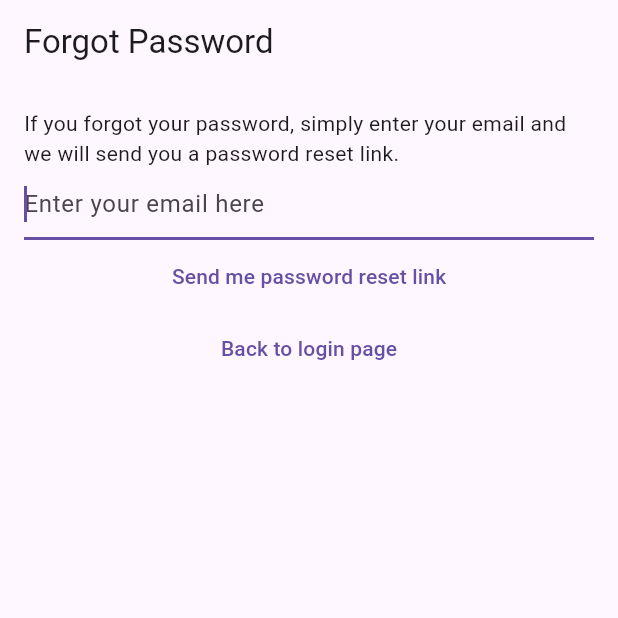
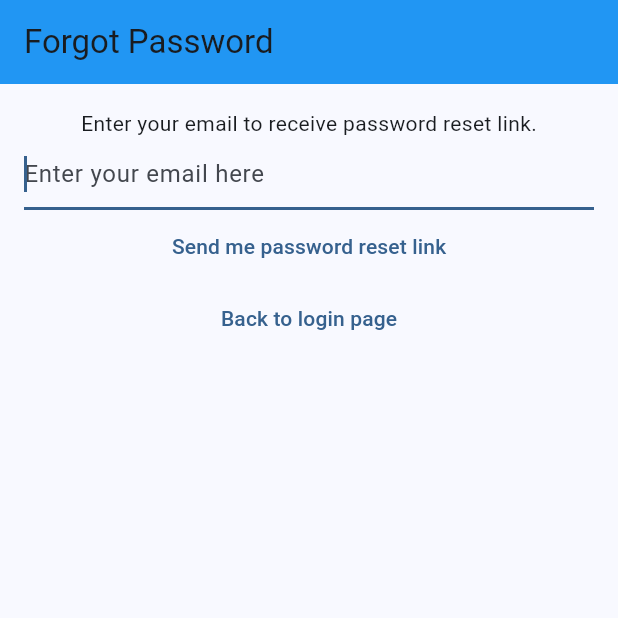
Before and after one commit to toluene5019/wisenote, a Flutter app: the screen it shows after launch, after a tap on "I forgot my password", on a phone screen of 412 x 824 dp, the top half of it. Run offline on Flutter 3.47's test engine with Material 3 defaults, Android fonts, the phone set to English and light mode, and no system bars; our stand-ins replace bloc, cloud_firestore, equatable, firebase_auth, firebase_core, flutter_bloc and 1 more; accounts and stored records are empty; generated files the repository leaves out were written again; network calls fail.

Commit message:
small fix

```diff
--- a/lib/l10n/app_en.arb
+++ b/lib/l10n/app_en.arb
@@ -27,7 +27,6 @@
     "login_error_wrong_credentials": "Wrong credentials",
     "login_error_auth_error": "Authentication error",
 
-    "login_view_prompt": "Please log in to your account in order to interact with and create notes!",
 
     "login_view_forgot_password": "I forgot my password",
     "login_view_not_registered_yet": "Not registered yet? Register here!",
@@ -37,7 +36,7 @@
 
     "forgot_password": "Forgot Password",
     "forgot_password_view_generic_error": "We could not process your request. Please make sure that you are a registered user, or if not, register a user now by going back one step.",
-    "forgot_password_view_prompt": "If you forgot your password, simply enter your email and we will send you a password reset link.",
+    "forgot_password_view_prompt": "Enter your email to receive password reset link.",
     "forgot_password_view_send_me_link": "Send me password reset link",
     "forgot_password_view_back_to_login": "Back to login page",
 
@@ -45,8 +44,7 @@
     "register_error_email_already_in_use": "This email is already registered to another user. Please choose another email!",
     "register_error_generic": "Failed to register. Please try again later!",
     "register_error_invalid_email": "The email address you entered appears to be invalid. Please try another email address!",
-    "register_view_prompt": "Enter your email and password to see your notes!",
-    "register_view_already_registered": "Already registered? Login here!",
+     "register_view_already_registered": "Already registered? Login here!",
 
     "verify_email_view_prompt": "We've sent you an email verification. Please open it to verify your account. If you haven't received a verification email yet, press the button below!",
     "verify_email_send_email_verification": "Send email verification",
--- a/lib/l10n/app_uk.arb
+++ b/lib/l10n/app_uk.arb
@@ -27,7 +27,6 @@
     "login_error_wrong_credentials": "Неправильні облікові дані",
     "login_error_auth_error": "Помилка автентифікації",
 
-    "login_view_prompt": "Будь ласка, увійдіть до свого облікового запису, щоб взаємодіяти та створювати нотатки!",
 
     "login_view_forgot_password": "Забули пароль?",
     "login_view_not_registered_yet": "Ще не зареєстровані? Зареєструйтесь тут!",
@@ -37,7 +36,7 @@
 
     "forgot_password": "Відновлення пароля",
     "forgot_password_view_generic_error": "Ми не можемо обробити ваш запит. Будь ласка, переконайтеся, що ви зареєстрований користувач, або якщо ні, зареєструйте користувача зараз, повернувшись на один крок назад.",
-    "forgot_password_view_prompt": "Якщо ви забули свій пароль, введіть свою електронну адресу, і ми надішлемо вам посилання для зміни паролю.",
+    "forgot_password_view_prompt": "Введіть свою електронну адресу щоб отримати посилання для зміни паролю.",
     "forgot_password_view_send_me_link": "Надішліть мені посилання для зміни пароля",
     "forgot_password_view_back_to_login": "Назад до сторінки входу",
 
@@ -45,7 +44,6 @@
     "register_error_email_already_in_use": "Ця електронна адреса вже зареєстрована іншим користувачем. Виберіть іншу електронну адресу!",
     "register_error_generic": "Не вдалося зареєструватися. Повторіть спробу пізніше!",
     "register_error_invalid_email": "Введена адреса електронної пошти недійсна. Спробуйте іншу адресу електронної пошти!",
-    "register_view_prompt": "Введіть адресу електронної пошти та пароль, щоб переглянути свої нотатки!",
     "register_view_already_registered": "Вже зареєстровані? Увійдіть тут!",
 
     "verify_email_view_prompt": "Ми надіслали вам електронний лист для підтвердження. Відкрийте його, щоб підтвердити свій обліковий запис. Якщо ви ще не отримали електронний лист для підтвердження, натисніть кнопку нижче!",
--- a/lib/main.dart
+++ b/lib/main.dart
@@ -22,8 +22,10 @@ void main() {
     title: 'Flutter Demo',
     debugShowCheckedModeBanner: false,
     theme: ThemeData(
-      primarySwatch: Colors.blue,
-    ),
+        colorScheme: ColorScheme.fromSeed(seedColor: Colors.blue),
+        appBarTheme: const AppBarTheme(
+          backgroundColor: Colors.blue,
+        )),
     home: BlocProvider<AuthBloc>(
       create: (context) => AuthBloc(FirebaseAuthProvider()),
       child: const HomePage(),
--- a/lib/views/login_view.dart
+++ b/lib/views/login_view.dart
@@ -58,15 +58,13 @@ class _LoginViewState extends State<LoginView> {
       child: Scaffold(
         appBar: AppBar(
           title: Text(context.loc.login),
+          // backgroundColor: Colors.blue,
         ),
         body: Padding(
           padding: const EdgeInsets.all(16.0),
           child: SingleChildScrollView(
             child: Column(
               children: [
-                Text(
-                  context.loc.login_view_prompt,
-                ),
                 TextField(
                   controller: _email,
                   enableSuggestions: false,
--- a/lib/views/register_view.dart
+++ b/lib/views/register_view.dart
@@ -70,9 +70,6 @@ class _RegisterViewState extends State<RegisterView> {
             child: Column(
               crossAxisAlignment: CrossAxisAlignment.start,
               children: [
-                Text(
-                  context.loc.register_view_prompt,
-                ),
                 TextField(
                   controller: _email,
                   enableSuggestions: false,
--- a/pubspec.yaml
+++ b/pubspec.yaml
@@ -48,8 +48,8 @@ dependencies:
   equatable: ^2.0.5
   flutter_launcher_icons: ^0.13.1
   flutter_localization: ^0.2.0
-  intl: ^0.18.1
   recaptcha_enterprise_flutter: ^18.4.0
+  intl: ^0.19.0
 
 dev_dependencies:
   flutter_test:
```
Also changed, not shown: pubspec.lock.
